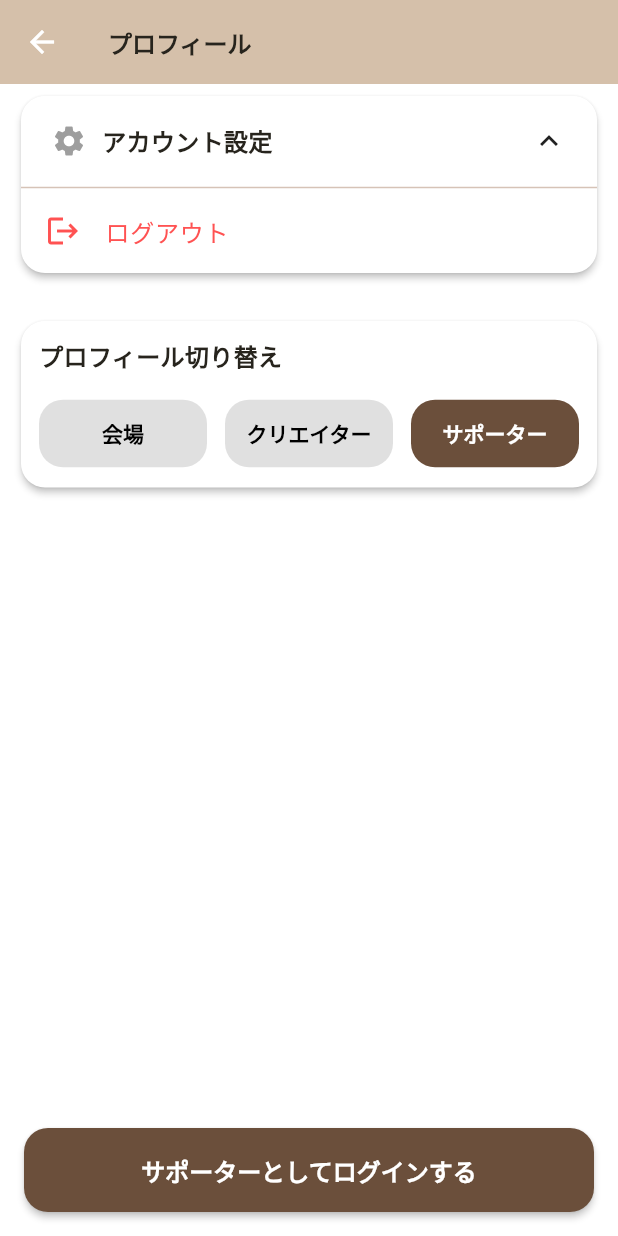
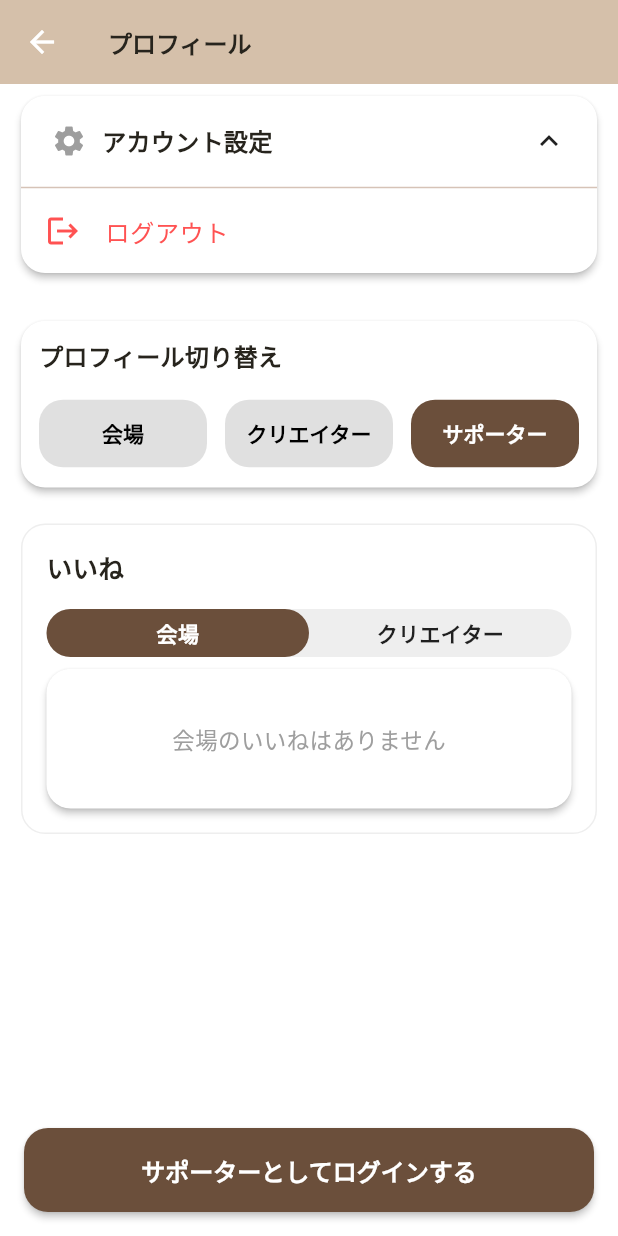
Before and after one commit to iesora/venu-matching, a Flutter app: the ProfileScreen screen opened directly, after a tap on "アカウント設定", after a tap on "クリエイター", after a tap on "サポーター", on a phone screen of 412 x 824 dp. Run offline on Flutter 3.47's test engine with Material 3 defaults, Android fonts, the phone set to English and light mode, and no system bars; our stand-ins replace dotted_border, file_picker, flutter_chat_types, flutter_chat_ui, flutter_dotenv, flutter_hooks and 11 more; missing offline and left inert: flutter_inappwebview, flutter_logs, mobile_scanner, purchases_flutter; accounts and stored records are empty; network calls fail.

Commit message:
create like list on profile

```diff
--- a/mobile/lib/src/screens/profile_screen.dart
+++ b/mobile/lib/src/screens/profile_screen.dart
@@ -12,6 +12,7 @@ import 'package:mobile/src/widgets/custom_dialog.dart';
 import 'package:mobile/src/widgets/custom_snackbar.dart';
 import 'package:mobile/src/screens/venu/venue_detail_screen.dart';
 import 'package:mobile/src/screens/creator/creator_detail_screen.dart';
+import 'package:mobile/src/widgets/like_list.dart';
 
 class ProfileScreen extends HookWidget {
   final Function(bool)? onToggleTabLayout;
@@ -878,6 +879,7 @@ class ProfileScreen extends HookWidget {
     Widget _buildCreatorProfile() {
       return Column(
         children: [
+          LikeList(),
           _buildCreatorInfoCard(selectedCreator.value!),
           _buildCreatorOpusesList(selectedCreator.value!),
         ],
@@ -891,7 +893,6 @@ class ProfileScreen extends HookWidget {
         ValueNotifier<List<dynamic>> toMeMatchingData,
         ValueNotifier<List<dynamic>> completedMatchingData,
         ValueNotifier<bool> isLoadingOffer) async {
-      print('fetchOfferData-is-running');
       try {
         final prefs = await SharedPreferences.getInstance();
         final token = prefs.getString('userToken');
@@ -925,7 +926,7 @@ class ProfileScreen extends HookWidget {
         );
         if (response.statusCode == 200) {
           final data = jsonDecode(response.body);
-          print('オファーデータ: $data');
+          // print('オファーデータ: $data');
           fromMeMatchingData.value = data
               .where((matching) =>
                   matching['requestorType'] != relationType &&
@@ -1986,7 +1987,6 @@ class ProfileScreen extends HookWidget {
           await prefs.setString('relationType', 'supporter');
           await _fetchLoginMode();
           if (onToggleTabLayout != null) {
-            print('onToggleTabLayout-is-running');
             onToggleTabLayout!(false);
           }
         } else {
@@ -2134,7 +2134,13 @@ class ProfileScreen extends HookWidget {
                   selectedCreator.value != null)
                 _buildCreatorProfile(),
               if (selectedType.value == 'venue' && selectedVenue.value != null)
-                _buildVenueInfoCard(selectedVenue.value!),
+                Column(
+                  children: [
+                    LikeList(),
+                    _buildVenueInfoCard(selectedVenue.value!),
+                  ],
+                ),
+              if (selectedType.value == 'supporter') LikeList(),
               if ((selectedType.value == 'venue' &&
                       selectedVenue.value != null) ||
                   (selectedType.value == 'creator' &&
--- /dev/null
+++ b/mobile/lib/src/widgets/like_list.dart
@@ -0,0 +1,410 @@
+import 'dart:convert';
+import 'package:mobile/src/widgets/custom_snackbar.dart';
+import 'package:mobile/src/screens/venu/venue_detail_screen.dart';
+import 'package:mobile/src/screens/creator/creator_detail_screen.dart';
+import 'package:flutter/material.dart';
+import 'package:shared_preferences/shared_preferences.dart';
+import 'package:http/http.dart' as http;
+import 'package:flutter_dotenv/flutter_dotenv.dart';
+
+class LikeList extends StatefulWidget {
+  const LikeList({Key? key}) : super(key: key);
+
+  @override
+  State<LikeList> createState() => _LikeListState();
+}
+
+class _LikeListState extends State<LikeList>
+    with SingleTickerProviderStateMixin {
+  late TabController _tabController;
+  List<dynamic> _likes = [];
+  bool _isLoading = true;
+  String _currentType = 'venue';
+
+  @override
+  void initState() {
+    super.initState();
+    _tabController = TabController(length: 3, vsync: this);
+    _loadLikes(_currentType);
+
+    _tabController.addListener(() {
+      if (_tabController.indexIsChanging) return;
+      final newType = _indexToType(_tabController.index);
+      if (_currentType != newType) {
+        setState(() {
+          _currentType = newType;
+          _isLoading = true;
+        });
+        _loadLikes(newType);
+      }
+    });
+  }
+
+  String _indexToType(int index) {
+    switch (index) {
+      case 0:
+        return 'venue';
+      case 1:
+        return 'creator';
+      case 2:
+        return 'supporter';
+      default:
+        return 'venue';
+    }
+  }
+
+  Future<void> _loadLikes(String type) async {
+    setState(() {
+      _isLoading = true;
+    });
+
+    try {
+      final prefs = await SharedPreferences.getInstance();
+      final token = prefs.getString('userToken');
+      if (token == null) throw Exception("No token found");
+
+      final uri = Uri.parse('${dotenv.get('API_URL')}/like/me')
+          .replace(queryParameters: {
+        'targetType': type,
+      });
+
+      final response = await http.get(
+        uri,
+        headers: <String, String>{'Authorization': 'Bearer $token'},
+      );
+
+      if (response.statusCode == 200) {
+        final data = jsonDecode(response.body);
+        setState(() {
+          _likes = (data as List).where((like) => like[type] != null).toList();
+          _isLoading = false;
+        });
+      } else {
+        setState(() {
+          _likes = [];
+          _isLoading = false;
+        });
+      }
+    } catch (e) {
+      setState(() {
+        _likes = [];
+        _isLoading = false;
+      });
+    }
+  }
+
+  @override
+  void dispose() {
+    _tabController.dispose();
+    super.dispose();
+  }
+
+  Future<void> _removeLike(int likeId) async {
+    final prefs = await SharedPreferences.getInstance();
+    final token = prefs.getString('userToken');
+    if (token == null) throw Exception("No token found");
+
+    final url = Uri.parse("${dotenv.get('API_URL')}/like/$likeId");
+    final res = await http.delete(url, headers: {
+      'Content-Type': 'application/json',
+      'Authorization': 'Bearer $token',
+    });
+    if (res.statusCode == 200 || res.statusCode == 204) {
+      setState(() {
+        _likes = _likes.where((like) => like['id'] != likeId).toList();
+      });
+    } else {
+      showAnimatedSnackBar(
+        context,
+        message: 'いいねの削除に失敗しました',
+        type: SnackBarType.error,
+      );
+    }
+  }
+
+  Widget _buildTabButton(String label, int index) {
+    final bool selected = _tabController.index == index;
+    return Expanded(
+      child: GestureDetector(
+        onTap: () {
+          _tabController.index = index;
+          _loadLikes(_indexToType(index));
+        },
+        child: Container(
+          padding: const EdgeInsets.symmetric(vertical: 6),
+          decoration: BoxDecoration(
+            color: selected
+                ? Theme.of(context).colorScheme.primary
+                : Colors.transparent,
+            borderRadius: BorderRadius.circular(16),
+          ),
+          child: Center(
+            child: Text(
+              label,
+              style: TextStyle(
+                color: selected ? Colors.white : Colors.black87,
+                fontWeight: FontWeight.bold,
+                fontSize: 14,
+              ),
+            ),
+          ),
+        ),
+      ),
+    );
+  }
+
+  Widget _buildTabContent() {
+    List<dynamic> data = _likes;
+    String emptyText = '';
+
+    if (_tabController.index == 0) {
+      emptyText = '会場のいいねはありません';
+    } else if (_tabController.index == 1) {
+      emptyText = 'クリエイターのいいねはありません';
+    } else if (_tabController.index == 2) {
+      emptyText = 'サポーターのいいねはありません';
+    }
+
+    return Card(
+      shape: RoundedRectangleBorder(
+        borderRadius: BorderRadius.circular(16),
+      ),
+      elevation: 2,
+      margin: const EdgeInsets.only(top: 0, bottom: 16),
+      child: Padding(
+        padding: const EdgeInsets.all(0),
+        child: _isLoading
+            ? Center(child: CircularProgressIndicator())
+            : data.isEmpty
+                ? Padding(
+                    padding: const EdgeInsets.symmetric(vertical: 36),
+                    child: Center(
+                      child: Text(
+                        emptyText,
+                        style:
+                            const TextStyle(color: Colors.grey, fontSize: 15),
+                      ),
+                    ),
+                  )
+                : Column(
+                    children: List.generate(data.length, (index) {
+                      final item = data[index];
+
+                      return Container(
+                        decoration: BoxDecoration(
+                          border: index < data.length - 1
+                              ? const Border(
+                                  bottom: BorderSide(
+                                    color: Color(0xFFE0E0E0),
+                                    width: 1,
+                                  ),
+                                )
+                              : null,
+                        ),
+                        child: InkWell(
+                          onTap: () {
+                            if (_currentType == 'venue') {
+                              Navigator.push(
+                                context,
+                                MaterialPageRoute(
+                                  builder: (context) => VenueDetailScreen(
+                                      venueId: item['venue']['id']),
+                                ),
+                              );
+                            } else {
+                              Navigator.push(
+                                context,
+                                MaterialPageRoute(
+                                  builder: (context) => CreatorDetailScreen(
+                                      creatorId: item['creator']['id']),
+                                ),
+                              );
+                            }
+                          },
+                          borderRadius: BorderRadius.circular(8),
+                          child: Row(
+                            crossAxisAlignment: CrossAxisAlignment.center,
+                            children: [
+                              // 画像部分
+                              Container(
+                                width: 68,
+                                height: 68,
+                                margin: const EdgeInsets.only(
+                                    left: 16, top: 16, bottom: 16),
+                                decoration: BoxDecoration(
+                                  borderRadius: BorderRadius.circular(40),
+                                  color: Colors.grey[200],
+                                ),
+                                clipBehavior: Clip.antiAlias,
+                                child: (item[_currentType]?['imageUrl'] ?? '')
+                                        .toString()
+                                        .isNotEmpty
+                                    ? Image.network(
+                                        item[_currentType]['imageUrl'],
+                                        fit: BoxFit.cover,
+                                        errorBuilder:
+                                            (context, error, stackTrace) =>
+                                                Icon(Icons.image_not_supported,
+                                                    color: Colors.grey[400],
+                                                    size: 28),
+                                      )
+                                    : Icon(Icons.image,
+                                        color: Colors.grey[400], size: 28),
+                              ),
+                              const SizedBox(width: 16),
+                              Expanded(
+                                child: Padding(
+                                  padding:
+                                      const EdgeInsets.fromLTRB(0, 16, 16, 16),
+                                  child: Column(
+                                    crossAxisAlignment:
+                                        CrossAxisAlignment.start,
+                                    children: [
+                                      // メインの情報（名前・住所）
+                                      Text(
+                                        item[_currentType]['name'] ?? 'タイトル未設定',
+                                        style: const TextStyle(
+                                          fontSize: 16,
+                                          fontWeight: FontWeight.w500,
+                                        ),
+                                        overflow: TextOverflow.ellipsis,
+                                      ),
+                                      // もし venue なら住所を表示
+                                      if (_currentType == 'venue')
+                                        Padding(
+                                          padding: const EdgeInsets.only(
+                                              top: 2.0, bottom: 2.0),
+                                          child: Row(
+                                            crossAxisAlignment:
+                                                CrossAxisAlignment.center,
+                                            children: [
+                                              const Icon(Icons.location_on,
+                                                  size: 15, color: Colors.grey),
+                                              const SizedBox(width: 4),
+                                              Expanded(
+                                                child: Text(
+                                                  item[_currentType]
+                                                          ['address'] ??
+                                                      '',
+                                                  style: const TextStyle(
+                                                    fontSize: 13,
+                                                    color: Colors.grey,
+                                                  ),
+                                                  overflow:
+                                                      TextOverflow.ellipsis,
+                                                ),
+                                              ),
+                                            ],
+                                          ),
+                                        ),
+                                    ],
+                                  ),
+                                ),
+                              ),
+                              // 右端に日時・いいねボタン
+                              Padding(
+                                padding:
+                                    const EdgeInsets.only(top: 0, right: 4),
+                                child: Column(
+                                  mainAxisAlignment: MainAxisAlignment.center,
+                                  crossAxisAlignment: CrossAxisAlignment.end,
+                                  children: [
+                                    // 日時
+                                    Text(
+                                      (() {
+                                        final dateTimeStr = item['requestAt'];
+                                        if (dateTimeStr == null ||
+                                            dateTimeStr.isEmpty) {
+                                          return '';
+                                        }
+                                        try {
+                                          final dt = DateTime.parse(dateTimeStr)
+                                              .toLocal();
+                                          return '${dt.month.toString().padLeft(2, '0')}/'
+                                              '${dt.day.toString().padLeft(2, '0')} '
+                                              '${dt.hour.toString().padLeft(2, '0')}:'
+                                              '${dt.minute.toString().padLeft(2, '0')}';
+                                        } catch (_) {
+                                          return dateTimeStr;
+                                        }
+                                      })(),
+                                      style: const TextStyle(
+                                        fontSize: 13,
+                                        color: Colors.grey,
+                                      ),
+                                      overflow: TextOverflow.ellipsis,
+                                    ),
+                                    // いいねボタン
+                                    IconButton(
+                                      icon: const Icon(Icons.favorite,
+                                          color: Colors.pink),
+                                      onPressed: () {
+                                        _removeLike(item['id']);
+                                      },
+                                      tooltip: 'いいね解除',
+                                    ),
+                                  ],
+                                ),
+                              ),
+                            ],
+                          ),
+                        ),
+                      );
+                    }),
+                  ),
+      ),
+    );
+  }
+
+  @override
+  Widget build(BuildContext context) {
+    return Container(
+      decoration: BoxDecoration(
+        borderRadius: BorderRadius.circular(16),
+        border: Border.all(color: Colors.grey[200]!, width: 1),
+      ),
+      margin: const EdgeInsets.fromLTRB(6, 16, 6, 8),
+      child: Padding(
+        padding: const EdgeInsets.fromLTRB(16, 16, 16, 0),
+        child: Column(
+          children: [
+            Row(
+              mainAxisAlignment: MainAxisAlignment.spaceBetween,
+              children: [
+                const Text(
+                  'いいね',
+                  style: TextStyle(
+                    fontSize: 17,
+                    fontWeight: FontWeight.bold,
+                  ),
+                ),
+              ],
+            ),
+            Column(
+              crossAxisAlignment: CrossAxisAlignment.stretch,
+              children: [
+                // タブバー
+                Container(
+                  margin: const EdgeInsets.only(top: 16, bottom: 8),
+                  decoration: BoxDecoration(
+                    color: Colors.grey[200],
+                    borderRadius: BorderRadius.circular(16),
+                  ),
+                  child: Row(
+                    children: [
+                      _buildTabButton('会場', 0),
+                      _buildTabButton('クリエイター', 1),
+                      // _buildTabButton('サポーター', 2),
+                    ],
+                  ),
+                ),
+                // タブ内容
+                _buildTabContent(),
+              ],
+            ),
+          ],
+        ),
+      ),
+    );
+  }
+}
```
Also changed, not shown: 1 other file.
